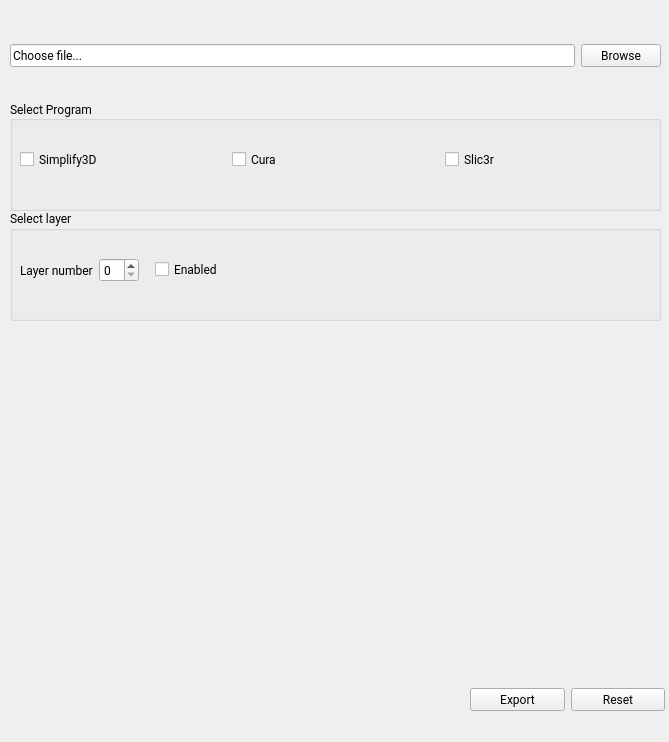
LuisDiazUgena/Filament-Changer-for-bq-printers, file Program/filamentchanger.ui: the form before one commit.
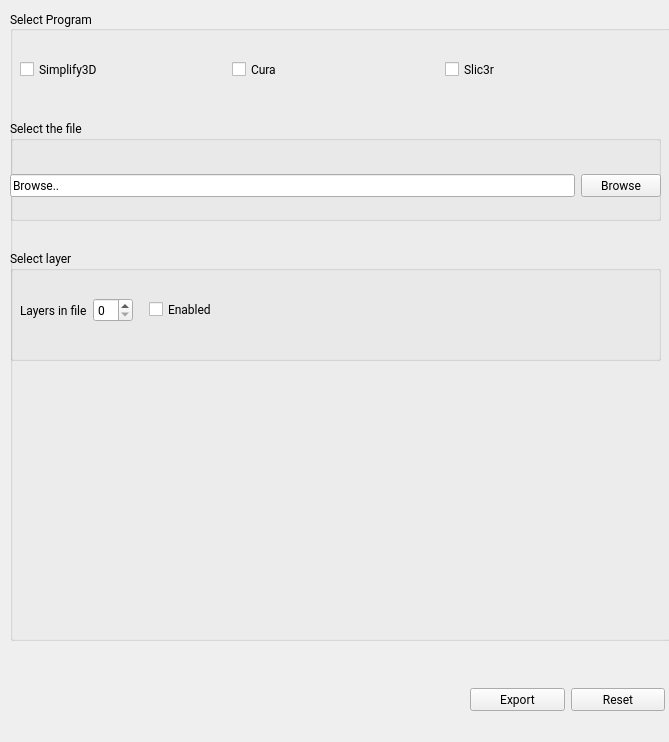
The form after the commit. Icons and pictures are not drawn.

Commit message:
Rearrange items to make easier to use
The items has been moved in secuential order of use to make it easier to
understand how the program is used.

```diff
--- a/Program/filamentchanger.ui
+++ b/Program/filamentchanger.ui
@@ -43,35 +43,6 @@
   <property name="autoFillBackground">
    <bool>false</bool>
   </property>
-  <widget class="QWidget" name="horizontalLayoutWidget">
-   <property name="geometry">
-    <rect>
-     <x>10</x>
-     <y>20</y>
-     <width>651</width>
-     <height>71</height>
-    </rect>
-   </property>
-   <layout class="QHBoxLayout" name="lyt_archivo">
-    <property name="leftMargin">
-     <number>0</number>
-    </property>
-    <item>
-     <widget class="QLineEdit" name="FileLineEdit">
-      <property name="text">
-       <string>Choose file...</string>
-      </property>
-     </widget>
-    </item>
-    <item>
-     <widget class="QPushButton" name="BrowseButton">
-      <property name="text">
-       <string>Browse</string>
-      </property>
-     </widget>
-    </item>
-   </layout>
-  </widget>
   <widget class="QWidget" name="horizontalLayoutWidget_3">
    <property name="geometry">
     <rect>
@@ -98,15 +69,18 @@
     </item>
    </layout>
   </widget>
+  <widget class="QWidget" name="verticalLayoutWidget">
+   <property name="geometry">
+    <rect>
+     <x>10</x>
+     <y>10</y>
+     <width>661</width>
+     <height>631</height>
+    </rect>
+   </property>
+   <layout class="QVBoxLayout" name="verticalLayout">
+    <item>
   <widget class="QGroupBox" name="Program_groupBox_2">
-   <property name="geometry">
-    <rect>
-     <x>10</x>
-     <y>100</y>
-     <width>651</width>
-     <height>111</height>
-    </rect>
-   </property>
    <property name="font">
     <font>
      <underline>false</underline>
@@ -170,14 +144,11 @@
      </item>
     </layout>
    </widget>
-   <zorder>horizontalLayoutWidget_4</zorder>
-   <zorder>horizontalLayoutWidget_2</zorder>
-  </widget>
   <widget class="QGroupBox" name="groupBox">
    <property name="geometry">
     <rect>
-     <x>10</x>
-     <y>210</y>
+         <x>0</x>
+         <y>240</y>
      <width>651</width>
      <height>111</height>
     </rect>
@@ -223,7 +194,7 @@
         </sizepolicy>
        </property>
        <property name="text">
-        <string>Layer number</string>
+            <string>Layers in file</string>
        </property>
       </widget>
      </item>
@@ -262,6 +233,55 @@
      </item>
     </layout>
    </widget>
+      </widget>
+      <widget class="QGroupBox" name="groupBox_2">
+       <property name="geometry">
+        <rect>
+         <x>0</x>
+         <y>110</y>
+         <width>651</width>
+         <height>101</height>
+        </rect>
+       </property>
+       <property name="title">
+        <string>Select the file</string>
+       </property>
+       <property name="flat">
+        <bool>true</bool>
+       </property>
+       <widget class="QWidget" name="horizontalLayoutWidget">
+        <property name="geometry">
+         <rect>
+          <x>0</x>
+          <y>30</y>
+          <width>651</width>
+          <height>71</height>
+         </rect>
+        </property>
+        <layout class="QHBoxLayout" name="lyt_archivo">
+         <property name="leftMargin">
+          <number>0</number>
+         </property>
+         <item>
+          <widget class="QLineEdit" name="FileLineEdit">
+           <property name="text">
+            <string>Browse..</string>
+           </property>
+          </widget>
+         </item>
+         <item>
+          <widget class="QPushButton" name="BrowseButton">
+           <property name="text">
+            <string>Browse</string>
+           </property>
+          </widget>
+         </item>
+        </layout>
+       </widget>
+      </widget>
+     </widget>
+    </item>
+   </layout>
   </widget>
  </widget>
  <resources/>
```
Lines whose indentation alone changed are shown as unchanged.
